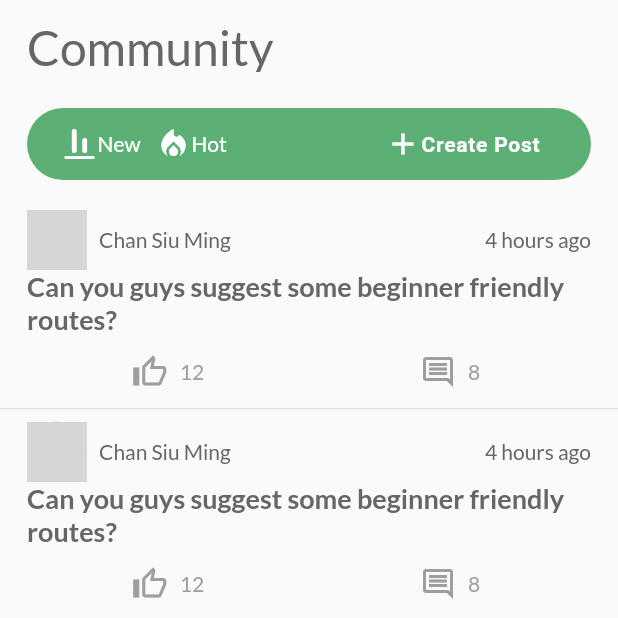
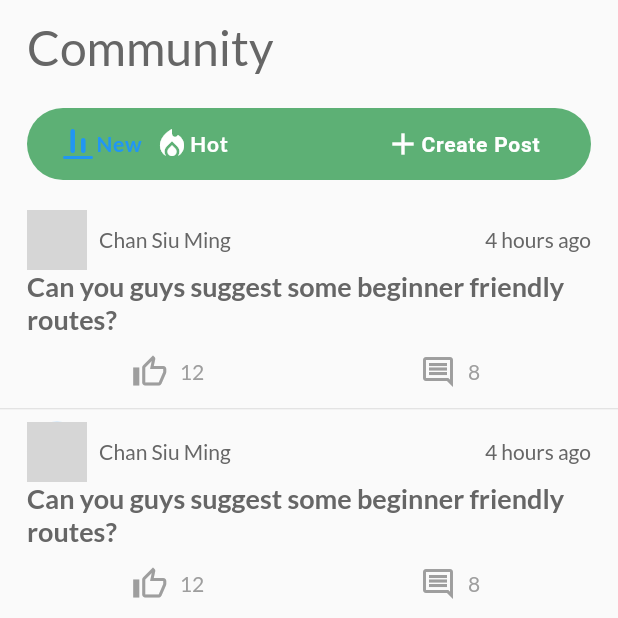
Before and after one commit to tomlaws/hikee, a Flutter app: the screen it shows after launch, item 4 of the bottom bar chosen, on a phone screen of 412 x 824 dp, the top half of it. Run offline on Flutter 3.47's test engine with Material 2 defaults, Android fonts, the phone set to English and light mode, and no system bars; our stand-ins replace carousel_slider, fl_chart, flutter_rating_bar, google_fonts, google_maps_flutter, line_awesome_flutter and 2 more; missing offline and left inert: flutter_polyline_points, location_web; network calls fail; grey boxes are pictures that could not be loaded.

Commit message:
fix toggle buttons selected style

```diff
--- a/lib/components/community_post_tile.dart
+++ b/lib/components/community_post_tile.dart
@@ -23,7 +23,7 @@ class _CommunityPostTileState extends State<CommunityPostTile> {
                 child: Row(
                   children:[
                     CircleAvatar(
-                      backgroundImage: NetworkImage("https://lh3.googleusercontent.com/proxy/3vQYnbwA06rXh2WVxixTJD2QDPoRFsUeADSkI2UaG8URNNpHN82c8sGPr30vy2-N-KLezOGuxlNRmbQCjopSkzHK39Cg_pgvZlmO9HH97E2Hz8Bh5H0YlZhkfw"),
+                      backgroundImage: NetworkImage("https://www.thestatesman.com/wp-content/uploads/2017/08/1493458748-beauty-face-517.jpg"),
                     ),
                     Container(
                       padding: const EdgeInsets.symmetric(horizontal: 4),
--- a/lib/screens/community.dart
+++ b/lib/screens/community.dart
@@ -13,6 +13,8 @@ class CommunityScreen extends StatefulWidget {
 
 class _CommunityScreenState extends State<CommunityScreen> {
   final double _headerHeight = 60;
+  final double _horizontalPadding = 18;
+  final double _borderRadius = 25;
   List<bool> isSelected = [true, false];
 
   @override
@@ -24,51 +26,64 @@ class _CommunityScreenState extends State<CommunityScreen> {
           children: [
         // Header
         Container(
-          padding: EdgeInsets.symmetric(horizontal: 18, vertical: 12),
+          padding: EdgeInsets.fromLTRB(_horizontalPadding, 12, _horizontalPadding, 0),
           height: _headerHeight,
           child: Text("Community", style: TextStyle(fontSize: 32)),
         ),
 
         // Buttonsgroup
         Container(
-          margin: EdgeInsets.symmetric(horizontal: 18, vertical: 12),
-          padding: EdgeInsets.symmetric(horizontal: 18),
+          margin: EdgeInsets.symmetric(horizontal: _horizontalPadding, vertical: 12),
+          padding: EdgeInsets.symmetric(horizontal: _horizontalPadding),
           decoration: new BoxDecoration(
               color: Theme.of(context).primaryColor,
-              borderRadius: BorderRadius.circular(25)),
+              borderRadius: BorderRadius.circular(_borderRadius)),
           child: Row(
             mainAxisAlignment: MainAxisAlignment.spaceBetween,
             children: [
               // New + Hot
               ToggleButtons(
-                borderRadius: BorderRadius.circular(25),
                 renderBorder: false,
-                selectedColor: Colors.grey,
-                selectedBorderColor: Colors.black,
+                color: Colors.white,
+                selectedColor: Colors.blue,
                 isSelected: isSelected,
+                fillColor: Colors.transparent,
+                splashColor: Colors.transparent,
+                onPressed: (int index) {
+                  setState(() {
+                    for (int i = 0; i < 2; ++i) {
+                      i == index
+                          ? isSelected[i] = !isSelected[i]
+                          : isSelected[i] = false;
+                    }
+                  });
+                },
                 children: [
-                  Container(
-                    padding: const EdgeInsets.symmetric(horizontal: 5),
+                  Padding(
+                    padding: const EdgeInsets.symmetric(horizontal: 4),
                     child: Row(
                       children: [
                         Icon(
                           Icons.align_vertical_bottom_rounded,
-                          color: Colors.white,
                         ),
                         Text(
                           "New",
-                          style: TextStyle(color: Colors.white),
+                          style: TextStyle(fontWeight: FontWeight.bold, letterSpacing: .5)
                         )
                       ],
                     ),
                   ),
-                  Container(
-                    padding: const EdgeInsets.symmetric(horizontal: 5),
+                  Padding(
+                    padding: const EdgeInsets.symmetric(horizontal: 4),
                     child: Row(
                       children: [
-                        Icon(Icons.local_fire_department,
-                            color: Colors.white),
-                        Text("Hot", style: TextStyle(color: Colors.white))
+                        Icon(
+                          Icons.local_fire_department,
+                        ),
+                        Text(
+                          "Hot",
+                          style: TextStyle(fontWeight: FontWeight.bold, letterSpacing: .5)
+                        )
                       ],
                     ),
                   )
```
